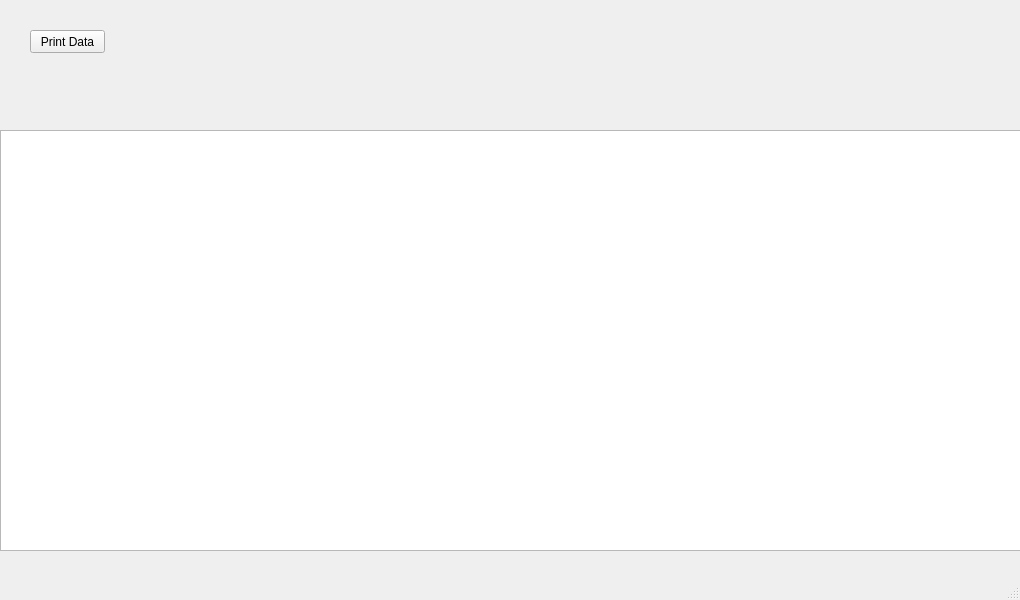
First picture: the form in DB_interface.ui, repository Sergey-ENOT/Str.And.Alg.-CourseWork-, before the edit.
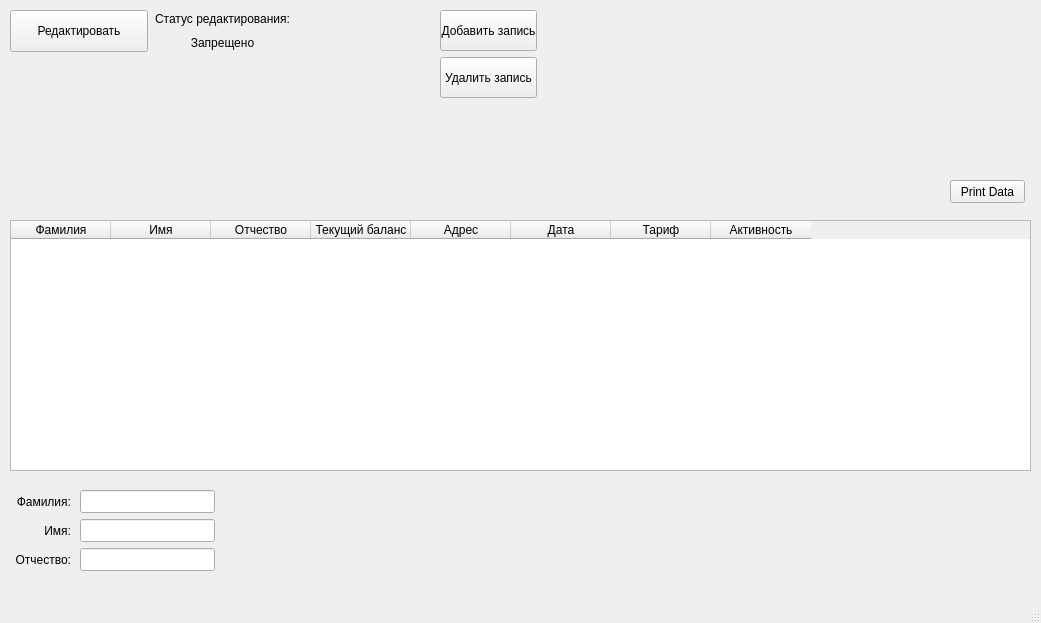
Second picture: the form after the edit.

Commit message: added block edit table

Patch:
```diff
--- a/DB_interface.ui
+++ b/DB_interface.ui
@@ -6,19 +6,22 @@
    <rect>
     <x>0</x>
     <y>0</y>
-    <width>1020</width>
-    <height>600</height>
+    <width>1041</width>
+    <height>623</height>
    </rect>
   </property>
   <property name="windowTitle">
    <string>MainWindow</string>
   </property>
+  <property name="styleSheet">
+   <string notr="true"/>
+  </property>
   <widget class="QWidget" name="centralwidget">
    <widget class="QPushButton" name="pushButton">
     <property name="geometry">
      <rect>
-      <x>30</x>
-      <y>30</y>
+      <x>950</x>
+      <y>180</y>
       <width>75</width>
       <height>23</height>
      </rect>
@@ -28,14 +31,321 @@
     </property>
    </widget>
    <widget class="QTableWidget" name="tableWidget">
+    <property name="enabled">
+     <bool>true</bool>
+    </property>
     <property name="geometry">
      <rect>
-      <x>0</x>
-      <y>130</y>
+      <x>10</x>
+      <y>220</y>
       <width>1021</width>
-      <height>421</height>
+      <height>251</height>
      </rect>
     </property>
+    <property name="sizePolicy">
+     <sizepolicy hsizetype="Preferred" vsizetype="Fixed">
+      <horstretch>0</horstretch>
+      <verstretch>0</verstretch>
+     </sizepolicy>
+    </property>
+    <property name="minimumSize">
+     <size>
+      <width>1021</width>
+      <height>0</height>
+     </size>
+    </property>
+    <property name="maximumSize">
+     <size>
+      <width>1021</width>
+      <height>16777215</height>
+     </size>
+    </property>
+    <property name="autoFillBackground">
+     <bool>false</bool>
+    </property>
+    <property name="editTriggers">
+     <set>QAbstractItemView::EditKeyPressed</set>
+    </property>
+    <property name="dragDropOverwriteMode">
+     <bool>true</bool>
+    </property>
+    <attribute name="horizontalHeaderShowSortIndicator" stdset="0">
+     <bool>false</bool>
+    </attribute>
+    <column>
+     <property name="text">
+      <string>Фамилия</string>
+     </property>
+    </column>
+    <column>
+     <property name="text">
+      <string>Имя</string>
+     </property>
+    </column>
+    <column>
+     <property name="text">
+      <string>Отчество</string>
+     </property>
+    </column>
+    <column>
+     <property name="text">
+      <string>Текущий баланс</string>
+     </property>
+    </column>
+    <column>
+     <property name="text">
+      <string>Адрес</string>
+     </property>
+    </column>
+    <column>
+     <property name="text">
+      <string>Дата</string>
+     </property>
+    </column>
+    <column>
+     <property name="text">
+      <string>Тариф</string>
+     </property>
+    </column>
+    <column>
+     <property name="text">
+      <string>Активность</string>
+     </property>
+    </column>
+   </widget>
+   <widget class="QWidget" name="">
+    <property name="geometry">
+     <rect>
+      <x>10</x>
+      <y>10</y>
+      <width>281</width>
+      <height>42</height>
+     </rect>
+    </property>
+    <layout class="QHBoxLayout" name="horizontalLayout">
+     <item>
+      <widget class="QPushButton" name="pushButtonEdit">
+       <property name="enabled">
+        <bool>true</bool>
+       </property>
+       <property name="sizePolicy">
+        <sizepolicy hsizetype="Minimum" vsizetype="Minimum">
+         <horstretch>0</horstretch>
+         <verstretch>0</verstretch>
+        </sizepolicy>
+       </property>
+       <property name="minimumSize">
+        <size>
+         <width>0</width>
+         <height>40</height>
+        </size>
+       </property>
+       <property name="text">
+        <string>Редактировать</string>
+       </property>
+      </widget>
+     </item>
+     <item>
+      <layout class="QVBoxLayout" name="verticalLayout">
+       <item>
+        <widget class="QLabel" name="statusEdit">
+         <property name="sizePolicy">
+          <sizepolicy hsizetype="Minimum" vsizetype="Minimum">
+           <horstretch>0</horstretch>
+           <verstretch>0</verstretch>
+          </sizepolicy>
+         </property>
+         <property name="layoutDirection">
+          <enum>Qt::LeftToRight</enum>
+         </property>
+         <property name="text">
+          <string>Статус редактирования:</string>
+         </property>
+         <property name="alignment">
+          <set>Qt::AlignCenter</set>
+         </property>
+        </widget>
+       </item>
+       <item>
+        <widget class="QLabel" name="valueStatusEdit">
+         <property name="sizePolicy">
+          <sizepolicy hsizetype="Minimum" vsizetype="Minimum">
+           <horstretch>0</horstretch>
+           <verstretch>0</verstretch>
+          </sizepolicy>
+         </property>
+         <property name="layoutDirection">
+          <enum>Qt::LeftToRight</enum>
+         </property>
+         <property name="text">
+          <string>Запрещено</string>
+         </property>
+         <property name="alignment">
+          <set>Qt::AlignCenter</set>
+         </property>
+        </widget>
+       </item>
+      </layout>
+     </item>
+    </layout>
+   </widget>
+   <widget class="QWidget" name="">
+    <property name="geometry">
+     <rect>
+      <x>440</x>
+      <y>10</y>
+      <width>97</width>
+      <height>88</height>
+     </rect>
+    </property>
+    <layout class="QVBoxLayout" name="verticalLayout_2">
+     <item>
+      <widget class="QPushButton" name="pushButtonAdd">
+       <property name="enabled">
+        <bool>true</bool>
+       </property>
+       <property name="sizePolicy">
+        <sizepolicy hsizetype="Minimum" vsizetype="Minimum">
+         <horstretch>0</horstretch>
+         <verstretch>0</verstretch>
+        </sizepolicy>
+       </property>
+       <property name="minimumSize">
+        <size>
+         <width>0</width>
+         <height>40</height>
+        </size>
+       </property>
+       <property name="text">
+        <string>Добавить запись</string>
+       </property>
+      </widget>
+     </item>
+     <item>
+      <widget class="QPushButton" name="pushButtonDelete">
+       <property name="enabled">
+        <bool>true</bool>
+       </property>
+       <property name="sizePolicy">
+        <sizepolicy hsizetype="Minimum" vsizetype="Minimum">
+         <horstretch>0</horstretch>
+         <verstretch>0</verstretch>
+        </sizepolicy>
+       </property>
+       <property name="minimumSize">
+        <size>
+         <width>0</width>
+         <height>40</height>
+        </size>
+       </property>
+       <property name="text">
+        <string>Удалить запись</string>
+       </property>
+      </widget>
+     </item>
+    </layout>
+   </widget>
+   <widget class="QWidget" name="">
+    <property name="geometry">
+     <rect>
+      <x>10</x>
+      <y>490</y>
+      <width>61</width>
+      <height>81</height>
+     </rect>
+    </property>
+    <layout class="QVBoxLayout" name="verticalLayout_3">
+     <item>
+      <widget class="QLabel" name="labelName">
+       <property name="sizePolicy">
+        <sizepolicy hsizetype="Minimum" vsizetype="Minimum">
+         <horstretch>0</horstretch>
+         <verstretch>0</verstretch>
+        </sizepolicy>
+       </property>
+       <property name="text">
+        <string>Фамилия:</string>
+       </property>
+       <property name="alignment">
+        <set>Qt::AlignRight|Qt::AlignTrailing|Qt::AlignVCenter</set>
+       </property>
+      </widget>
+     </item>
+     <item>
+      <widget class="QLabel" name="labelSurname">
+       <property name="sizePolicy">
+        <sizepolicy hsizetype="Minimum" vsizetype="Minimum">
+         <horstretch>0</horstretch>
+         <verstretch>0</verstretch>
+        </sizepolicy>
+       </property>
+       <property name="text">
+        <string>Имя:</string>
+       </property>
+       <property name="alignment">
+        <set>Qt::AlignRight|Qt::AlignTrailing|Qt::AlignVCenter</set>
+       </property>
+      </widget>
+     </item>
+     <item>
+      <widget class="QLabel" name="labelPatronymic">
+       <property name="sizePolicy">
+        <sizepolicy hsizetype="Minimum" vsizetype="Minimum">
+         <horstretch>0</horstretch>
+         <verstretch>0</verstretch>
+        </sizepolicy>
+       </property>
+       <property name="text">
+        <string>Отчество:</string>
+       </property>
+       <property name="alignment">
+        <set>Qt::AlignRight|Qt::AlignTrailing|Qt::AlignVCenter</set>
+       </property>
+      </widget>
+     </item>
+    </layout>
+   </widget>
+   <widget class="QWidget" name="">
+    <property name="geometry">
+     <rect>
+      <x>80</x>
+      <y>490</y>
+      <width>135</width>
+      <height>81</height>
+     </rect>
+    </property>
+    <layout class="QVBoxLayout" name="verticalLayout_4">
+     <item>
+      <widget class="QLineEdit" name="lineEditSurname">
+       <property name="sizePolicy">
+        <sizepolicy hsizetype="Minimum" vsizetype="Minimum">
+         <horstretch>0</horstretch>
+         <verstretch>0</verstretch>
+        </sizepolicy>
+       </property>
+      </widget>
+     </item>
+     <item>
+      <widget class="QLineEdit" name="lineEditName">
+       <property name="sizePolicy">
+        <sizepolicy hsizetype="Minimum" vsizetype="Minimum">
+         <horstretch>0</horstretch>
+         <verstretch>0</verstretch>
+        </sizepolicy>
+       </property>
+      </widget>
+     </item>
+     <item>
+      <widget class="QLineEdit" name="lineEditPatronymic">
+       <property name="sizePolicy">
+        <sizepolicy hsizetype="Minimum" vsizetype="Minimum">
+         <horstretch>0</horstretch>
+         <verstretch>0</verstretch>
+        </sizepolicy>
+       </property>
+      </widget>
+     </item>
+    </layout>
    </widget>
   </widget>
   <widget class="QMenuBar" name="menubar">
```
Left out of the diff: 2 changed lines with no effect on the pictures. The commit also changes 5 other files.
